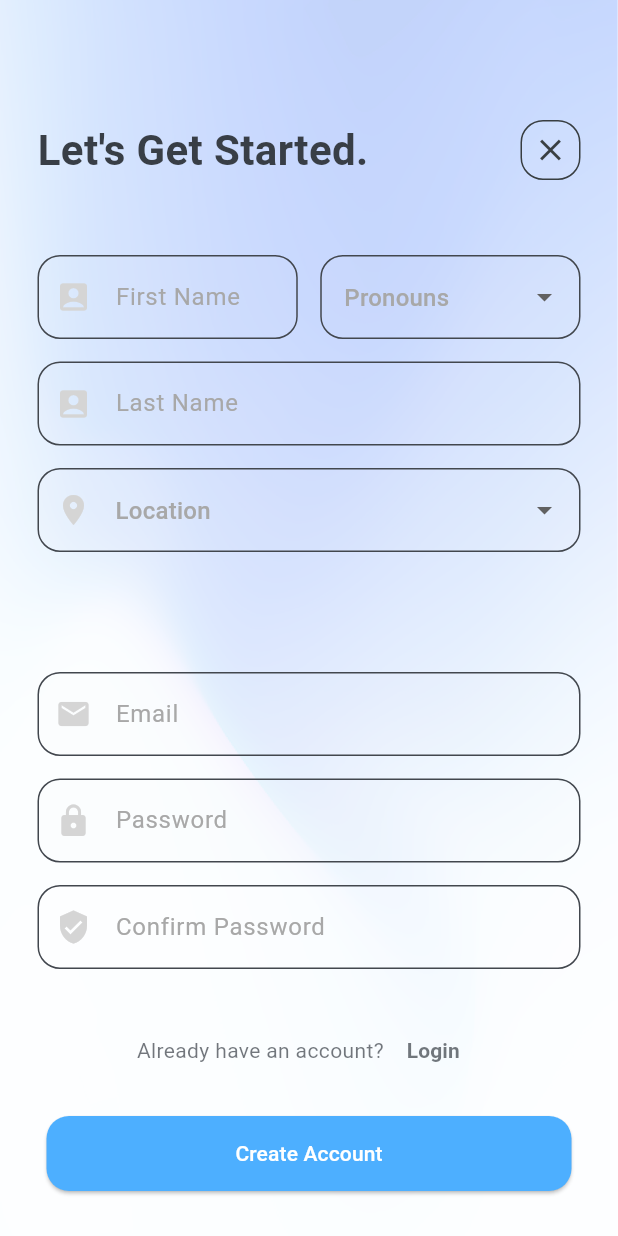
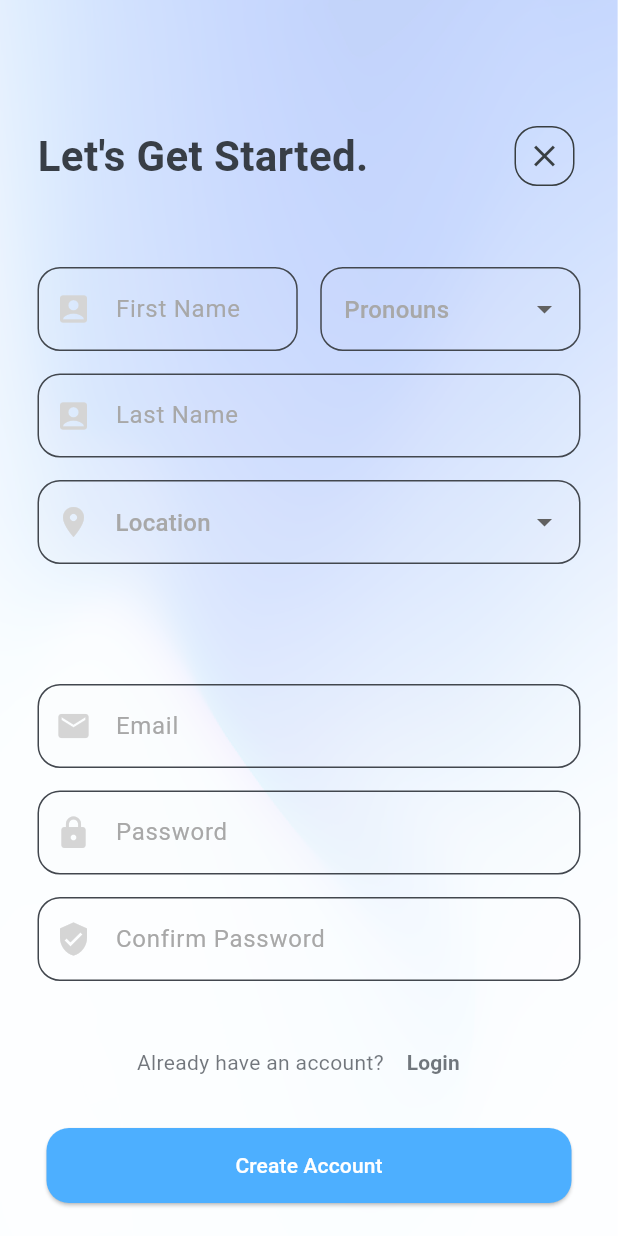
Before and after one commit to Rss1176/Coder, a Flutter app: the Create screen opened directly, on a phone screen of 412 x 824 dp. Run offline on Flutter 3.47's test engine with Material 3 defaults, Android fonts, the phone set to English and light mode, and no system bars; our stand-ins replace cloud_firestore, firebase_auth, firebase_core; accounts and stored records are empty.

Commit message:
comments and code style fix to Login and Create Account files

```diff
--- a/application/lib/create.dart
+++ b/application/lib/create.dart
@@ -73,28 +73,34 @@ class _CreatePageState extends State<CreatePage> {
         mainAxisAlignment: MainAxisAlignment.start,
         crossAxisAlignment: CrossAxisAlignment.center,
         children: <Widget>[
+
+          // Adding Whitespace
           SizedBox(
-            height:80.0),
+            height:80.0
+          ),
+
+
           Padding(
           padding: const EdgeInsets.symmetric(horizontal: 25.0),
           child: Row(
             mainAxisAlignment: MainAxisAlignment.spaceBetween,
             children: [
-              Text(
-                "Let's Get Started.",
+
+              // Adding 'Let's Get Started' Title Text
+              Text("Let's Get Started.",
                 style: TextStyle(
                   color: Color.fromARGB(255, 56, 62, 70),
                   fontSize: 28,
                   fontWeight: FontWeight.bold,
                 ),
               ),
-              Container(
-                height: 40,
-                width: 40,
-              child: FloatingActionButton(
+
+              // Adding 'Close' Button
+              FloatingActionButton(
                 onPressed: () {
                   Navigator.pop(context);
                 },
+                mini:true,
                 shape: RoundedRectangleBorder(
                 borderRadius: BorderRadius.circular(15),
                 side: BorderSide(color: const Color.fromARGB(255, 56, 62, 65), width: 1.0)
@@ -103,13 +109,16 @@ class _CreatePageState extends State<CreatePage> {
                 backgroundColor: const Color.fromARGB(11, 255, 255, 255),
                 child: const Icon(Icons.close, color: Color.fromARGB(255, 56, 62, 65)),
                 ),
-              ),
               ],
             ),
           ),
+
+          // Adding Whitespace
           SizedBox(
             height: 50
           ),
+
+          // Adding Padding for the Description of 'Create an Account'
           Padding(padding: const EdgeInsets.symmetric(horizontal: 25.0),
           child: Column(
             children:[
@@ -117,9 +126,15 @@ class _CreatePageState extends State<CreatePage> {
                 key: _formKey,
                 child: Column(
                   children: [
+
+                    // Adding First Name and Pronouns Form Fields in the same row to tidy up space
                     Row(
                       children: [
+
+                        // Using expanded to fill avaliable space
                         Expanded(
+
+                          // Adding First Name Form Field
                           child: TextFormField(
                             controller: _firstNameController,
                             decoration: InputDecoration(
@@ -144,8 +159,16 @@ class _CreatePageState extends State<CreatePage> {
                             },
                           ),
                         ),
-                        SizedBox(width: 15.0),
+
+                        // Adding Whitespace
+                        SizedBox(
+                          width: 15.0
+                          ),
+
+                        // Using expanded to fill avaliable space
                         Expanded(
+
+                          // Adding Dropdown Button for Pronouns
                           child: DropdownButtonFormField<String>(
                             value: _selectedPronoun,
                             decoration: InputDecoration(
@@ -159,7 +182,7 @@ class _CreatePageState extends State<CreatePage> {
                                 borderRadius: BorderRadius.circular(15.0),
                               ),
                             ),
-                            items: [
+                            items: [ // Dropdown menu items
                               DropdownMenuItem(value: 'He/Him', child: Text('He/Him')),
                               DropdownMenuItem(value: 'She/Her', child: Text('She/Her')),
                               DropdownMenuItem(value: 'They/Them', child: Text('They/Them')),
@@ -185,9 +208,13 @@ class _CreatePageState extends State<CreatePage> {
                         ),
                       ],
                     ),
+
+                    // Adding Whitespace
                     SizedBox(
                       height: 15.0
                     ),
+
+                    // Adding Last Name Form Field
                     TextFormField(
                       controller: _lastNameController,
                       decoration: InputDecoration(
@@ -211,9 +238,13 @@ class _CreatePageState extends State<CreatePage> {
                         return null; // ensures the form is not inputed if invalid
                       },
                     ),
+
+                    // Adding Whitespace
                     SizedBox(
                       height: 15.0
                     ),
+
+                    // Adding Location Dropdown Button
                     DropdownButtonFormField<String>(
                       value: _selectedLocation,
                       decoration: InputDecoration(
@@ -264,9 +295,13 @@ class _CreatePageState extends State<CreatePage> {
                         return null; // ensures the form is not inputed if invalid
                       },
                     ),
+
+                    // Adding Whitespace
                     SizedBox(
                       height: 80.0
                     ),
+
+                    // Adding Email Form Field
                     TextFormField(
                       controller: _emailController,
                       decoration: InputDecoration(
@@ -291,7 +326,13 @@ class _CreatePageState extends State<CreatePage> {
                         return null; // ensures the form is not inputed if invalid
                       },
                     ),
-                    SizedBox(height: 15.0),
+
+                    // Adding Whitespace
+                    SizedBox(
+                      height: 15.0
+                    ),
+
+                    // Adding Password Form Field
                     TextFormField(
                       controller: _passwordController,
                       obscureText: true,
@@ -317,9 +358,13 @@ class _CreatePageState extends State<CreatePage> {
                       return null;
                       },
                     ),
+
+                    // Adding Whitespace
                     SizedBox(
                       height: 15.0
                     ),
+
+                    // Adding Confirm Password Form Field
                     TextFormField(
                       controller: _confirmPasswordController,
                       obscureText: true,
@@ -347,18 +392,32 @@ class _CreatePageState extends State<CreatePage> {
                       return null;
                       },
                     ),
-                    SizedBox(height: 30.0)
+
+                    // Adding Whitespace
+                    SizedBox(
+                      height: 30.0
+                    ),
+
                   ],
                 ),
               ),
+
+              // Adding 'Already have an account?' Text and 'Login' Button
               Row(
                 mainAxisAlignment: MainAxisAlignment.center,
                 children: [
+
+                  // Adding leading text before Text button to Login
                   Text("Already have an account?",
-                  style: TextStyle(color: Color.fromARGB(180, 56, 62, 70))),
+                    style: TextStyle(color: Color.fromARGB(180, 56, 62, 70))
+                  ),
+
+                  // Adding Whitespace
                   SizedBox(
                     width:1.0
                   ),
+
+                  // Adding 'Login' Button, which redirects to Login Page
                   TextButton(
                     child: Text("Login",
                       style: TextStyle(
@@ -367,11 +426,18 @@ class _CreatePageState extends State<CreatePage> {
                     onPressed: (){
                       Navigator.of(context).push(createPageRoute2(Login()));
                     },
-                )
-                ]
                   ),
-              SizedBox(height: 20),
-              ElevatedButton(onPressed: () async {
+                ],
+              ),
+
+              // Adding Whitespace
+              SizedBox(
+                height: 20
+              ),
+
+              // Adding 'Create Account' Button, which forwards the form to Firebase Service
+              ElevatedButton(
+                onPressed: () async {
                   try {
                       UserCredential userCredential = await _auth.createUserWithEmailAndPassword(
                       email: _emailController.text,
@@ -390,10 +456,14 @@ class _CreatePageState extends State<CreatePage> {
                   backgroundColor: const Color.fromARGB(255, 77, 175, 255),
                   minimumSize: Size(350, 50),
                   shape: RoundedRectangleBorder(borderRadius: BorderRadius.circular(15))),
-              child: Text("Create Account", style: TextStyle(color: Colors.white))),
+                child: Text("Create Account", style: TextStyle(color: Colors.white)),
+              ),
+
+              // Adding Whitespace, Currently set to 0.0, however likely to change based on Firebase Service
               SizedBox(
-                height: 0
+                height: 0.0
                 ),
+
               ]
             )
           )
```
Also changed, not shown: application/lib/login.dart (+72 -25 lines). Lines whose indentation alone changed are shown as unchanged.
